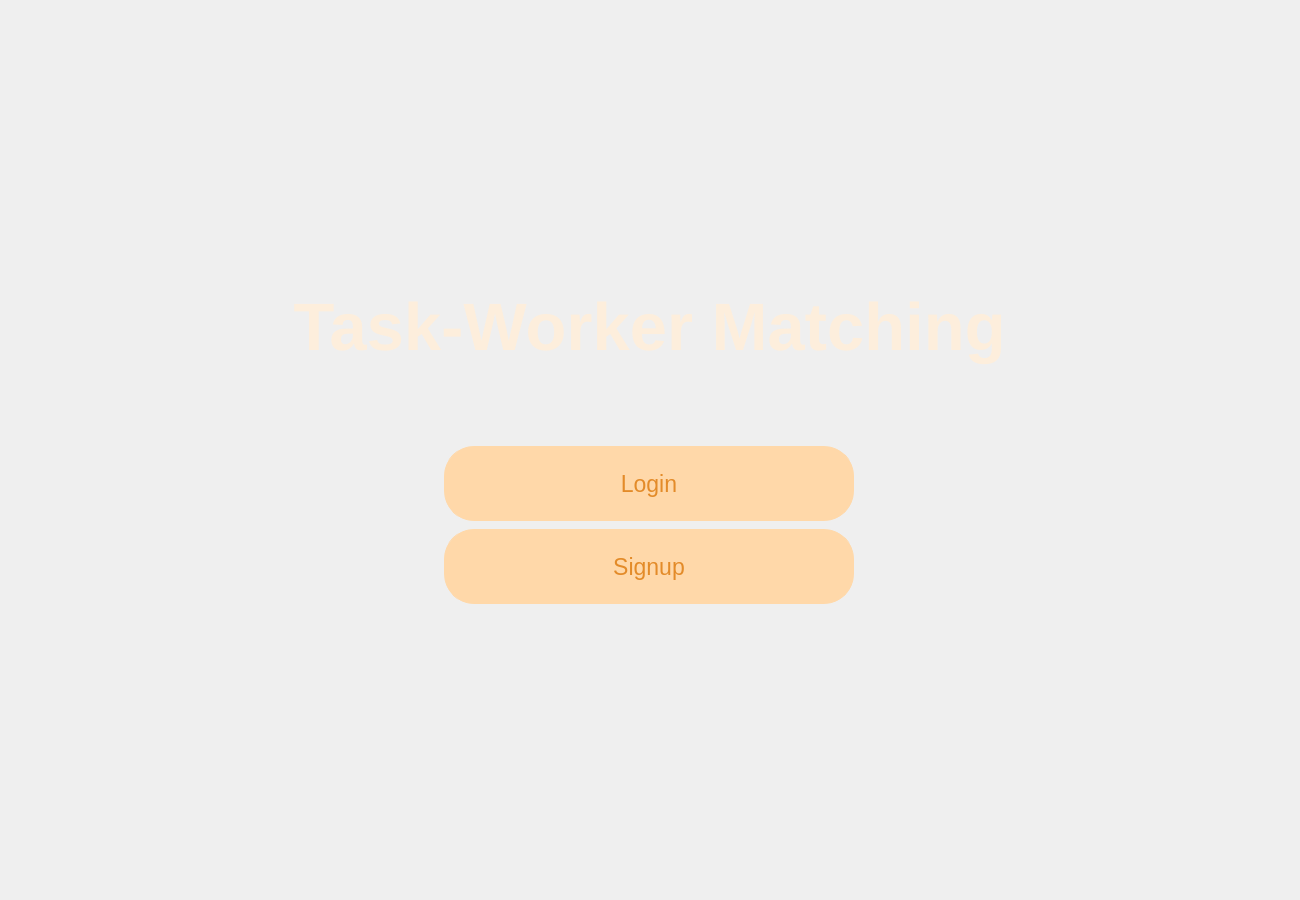
This is Forms/mainwindow.ui in esraa-emary/Task-Worker-Matching as Qt 5 draws it before an edit. The edited form follows.
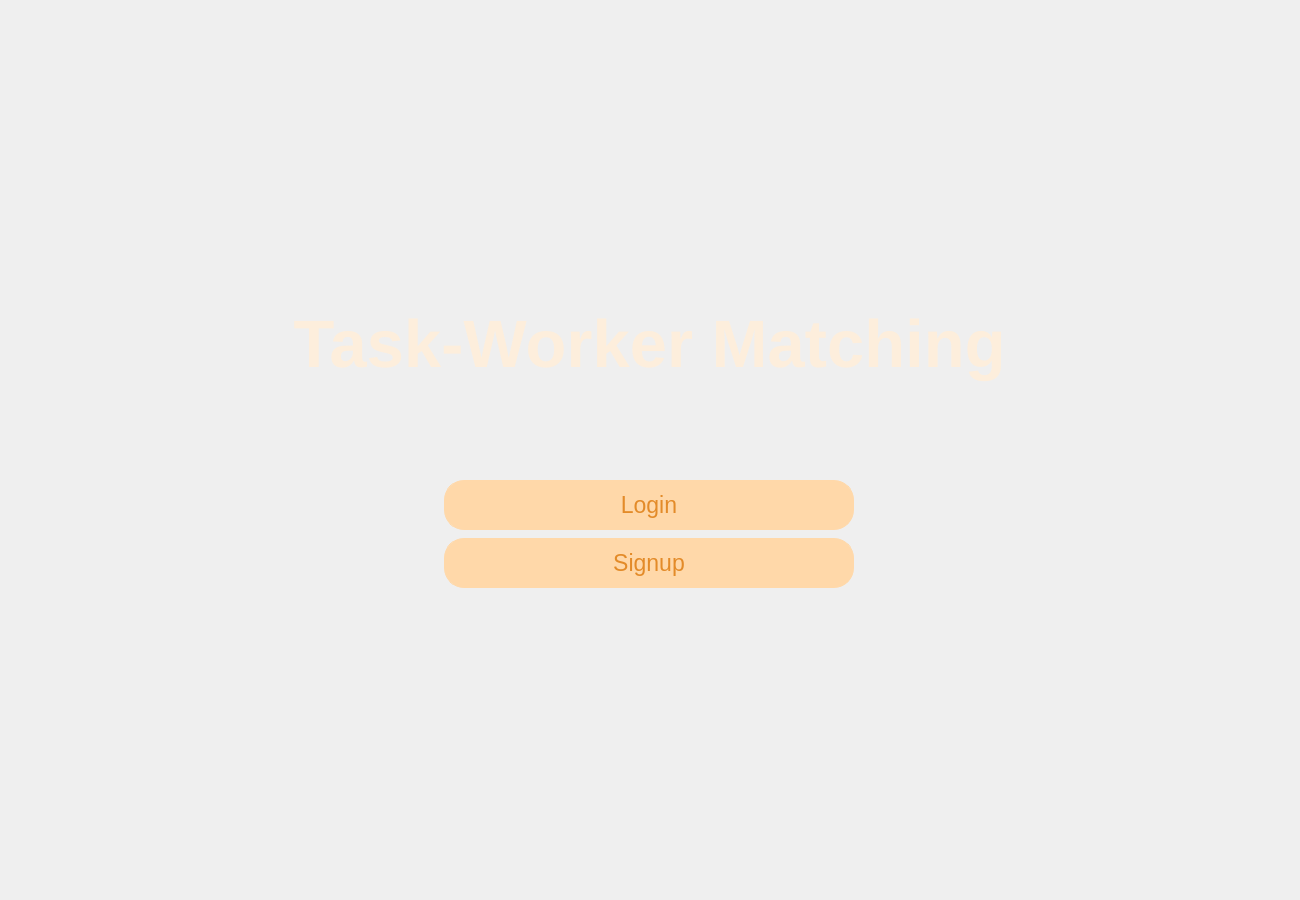
This is the edited form.

```diff
--- a/Forms/mainwindow.ui
+++ b/Forms/mainwindow.ui
@@ -70,7 +70,7 @@
          <property name="maximumSize">
           <size>
            <width>1500</width>
-           <height>200</height>
+           <height>150</height>
           </size>
          </property>
          <property name="font">
@@ -83,7 +83,7 @@
 	border: 1px solid #FFD8A9;
     height: 20px;
     background-color: #FFD8A9;
-	border-radius: 30px;
+	border-radius: 20px;
 	color:#E38B29;
 }
 
@@ -127,7 +127,7 @@
                <property name="maximumSize">
                 <size>
                  <width>410</width>
-                 <height>75</height>
+                 <height>50</height>
                 </size>
                </property>
                <property name="font">
@@ -148,7 +148,7 @@
                <property name="maximumSize">
                 <size>
                  <width>410</width>
-                 <height>75</height>
+                 <height>50</height>
                 </size>
                </property>
                <property name="font">
```
